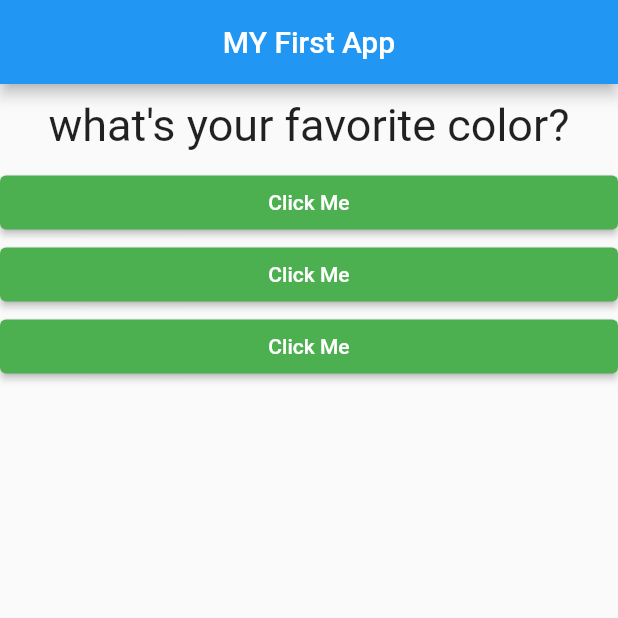
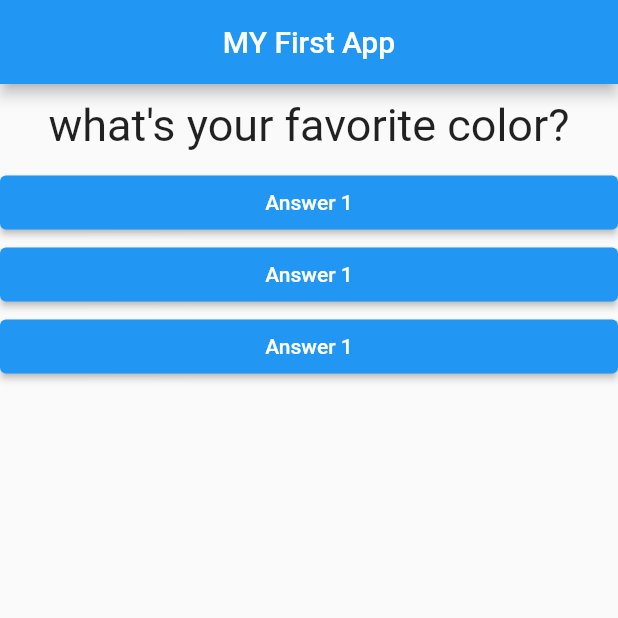
Before and after one commit to luckydarwai/flutter-working, a Flutter app: the screen it shows after launch, on a phone screen of 412 x 824 dp, the top half of it. Run offline on Flutter 3.47's test engine with Material 2 defaults, Android fonts, the phone set to English and light mode, and no system bars.

```diff
--- a/lib/answer.dart
+++ b/lib/answer.dart
@@ -1,21 +1,21 @@
-import 'dart:html';
-
 import 'package:flutter/material.dart';
+import 'package:flutter/src/widgets/framework.dart';
+import 'package:flutter/src/widgets/placeholder.dart';
 
 class Answer extends StatelessWidget {
-  final Function selectHandler;
+  final VoidCallback selectHandler;
+  Answer(this.selectHandler);
 
-  const Answer(this.selectHandler);
   @override
   Widget build(BuildContext context) {
     return Container(
       width: double.infinity,
+
+      // ignore: prefer_const_constructors
       child: ElevatedButton(
-          onPressed: () => selectHandler,
-          child: Text("Click Me"),
-          style: ElevatedButton.styleFrom(
-            primary: Colors.green,
-          )),
+        child: Text('Answer 1'),
+        onPressed: selectHandler,
+      ),
     );
   }
 }
--- a/lib/main.dart
+++ b/lib/main.dart
@@ -27,21 +27,10 @@ class MyState extends State<MyApp> {
     var questions = [
       'what\'s your favorite color?',
       'what\'s your favorite animal?',
+      'what\'s your favorite vehical?',
+      'what\'s your favorite Game?',
     ];
-    // var elements = [
-    //   {
-    //     'questions': 'which is your favorite color',
-    //     'answer': ['red', 'green', 'blue', 'black']
-    //   },
-    //   {
-    //     'questions': 'what\'s your favorite animal',
-    //     'answer': ['Lion', 'Snake', 'Elephant', 'Tiger']
-    //   },
-    //   {
-    //     'questions': 'wh iso\'s your favorite Teacher',
-    //     'answer': ['Karan', 'Jagdeep', 'Naveen', 'Neeraj']
-    //   }
-    // ];
+
     return MaterialApp(
       home: Scaffold(
         appBar: AppBar(
```
